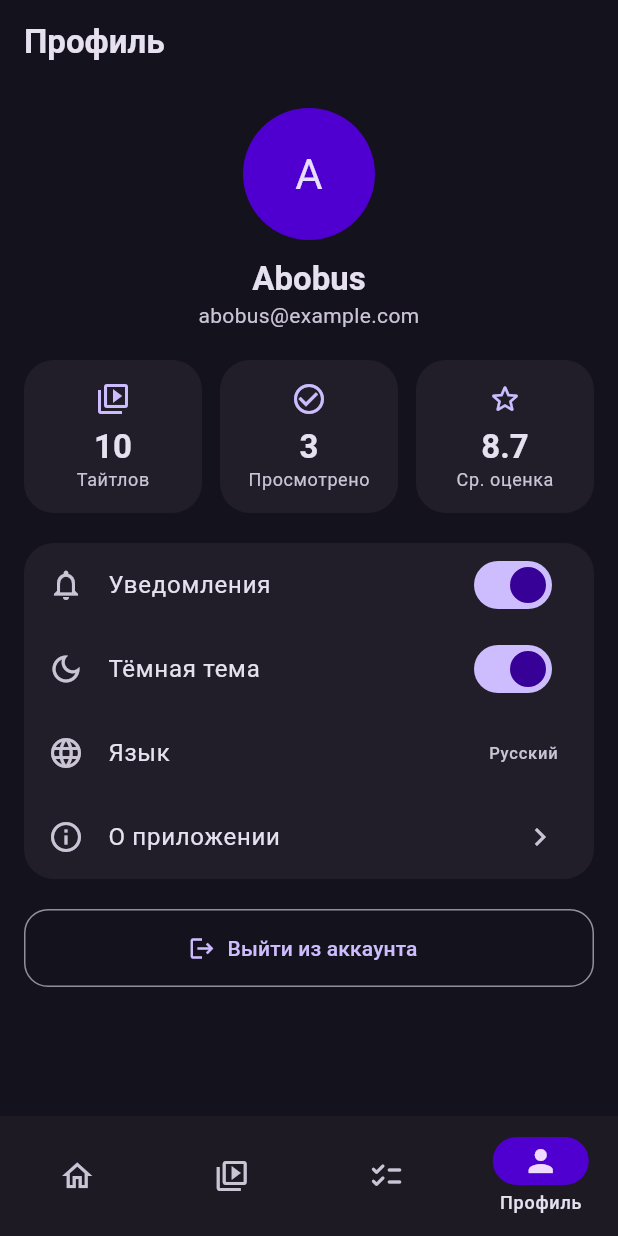
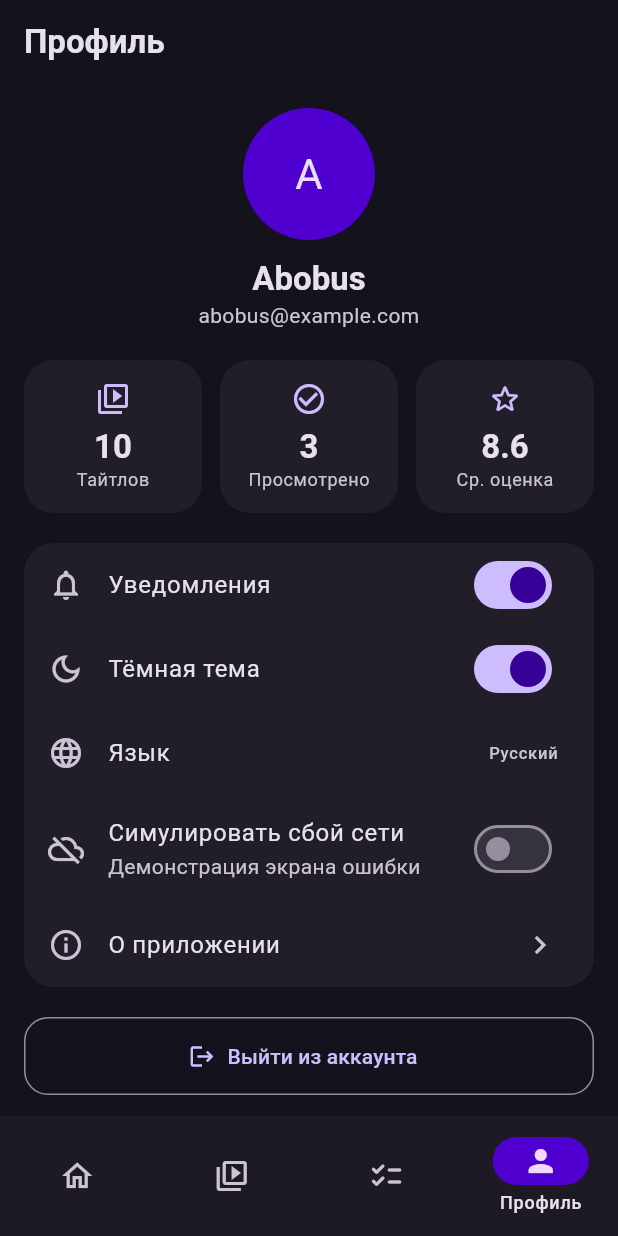
Before and after one commit to nik0nikoni/WatchList, a Flutter app: the ProfileScreen screen opened by its route, on a phone screen of 412 x 824 dp. Run offline on Flutter 3.47's test engine with Material 3 defaults, Android fonts, the phone set to English and light mode, and no system bars; our stand-ins replace go_router.

Commit message:
L4: профиль — статистика из LibraryModel с тремя состояниями, переключатель «Симулировать сбой сети»

```diff
--- a/lib/screens/profile_screen.dart
+++ b/lib/screens/profile_screen.dart
@@ -1,12 +1,80 @@
 import 'package:flutter/material.dart';
 import 'package:go_router/go_router.dart';
+import 'package:provider/provider.dart';
 
-import '../data/mock_data.dart';
+import '../data/mock_watch_entry_repository.dart';
 import '../data/watch_entry.dart';
+import '../models/library_model.dart';
+import '../widgets/error_view.dart';
 import '../widgets/stat_tile.dart';
 
-class ProfileScreen extends StatelessWidget {
+class ProfileScreen extends StatefulWidget {
   const ProfileScreen({super.key});
+
+  @override
+  State<ProfileScreen> createState() => _ProfileScreenState();
+}
+
+class _ProfileScreenState extends State<ProfileScreen> {
+  // эфемерное состояние переключателя → setState, а не Provider
+  bool _simulateError = false;
+
+  @override
+  void initState() {
+    super.initState();
+    // read, а не watch: одно чтение при создании, подписка не нужна
+    _simulateError = context.read<MockWatchEntryRepository>().simulateError;
+  }
+
+  // леса демонстрации: единственное место UI, которое знает о mock-е —
+  // уйдёт на L5 вместе с ним
+  void _setSimulateError(bool value) {
+    context.read<MockWatchEntryRepository>().simulateError = value;
+    setState(() => _simulateError = value);
+  }
+
+  Widget _buildStats(LibraryModel model) {
+    if (model.isLoading) {
+      return const Padding(
+        padding: EdgeInsets.all(24),
+        child: Center(child: CircularProgressIndicator()),
+      );
+    }
+    if (model.error != null) {
+      return ErrorView(
+        message: model.error!,
+        onRetry: () => context.read<LibraryModel>().load(),
+      );
+    }
+    final average = model.averageRating;
+    return Row(
+      children: [
+        Expanded(
+          child: StatTile(
+            icon: Icons.video_library_outlined,
+            value: '${model.entries.length}',
+            label: 'Тайтлов',
+          ),
+        ),
+        const SizedBox(width: 12),
+        Expanded(
+          child: StatTile(
+            icon: Icons.check_circle_outline,
+            value: '${model.countWithStatus(WatchStatus.completed)}',
+            label: 'Просмотрено',
+          ),
+        ),
+        const SizedBox(width: 12),
+        Expanded(
+          child: StatTile(
+            icon: Icons.star_outline_rounded,
+            value: average == null ? '—' : average.toStringAsFixed(1),
+            label: 'Ср. оценка',
+          ),
+        ),
+      ],
+    );
+  }
 
   // блокирующее решение → AlertDialog с результатом
   Future<void> _logout(BuildContext context) async {
@@ -39,9 +107,7 @@ class ProfileScreen extends StatelessWidget {
   Widget build(BuildContext context) {
     final theme = Theme.of(context);
     final scheme = theme.colorScheme;
-    final completed = mockEntries
-        .where((e) => e.status == WatchStatus.completed)
-        .length;
+    final model = context.watch<LibraryModel>();
 
     return Scaffold(
       appBar: AppBar(title: const Text('Профиль')),
@@ -74,33 +140,7 @@ class ProfileScreen extends StatelessWidget {
             textAlign: TextAlign.center,
           ),
           const SizedBox(height: 20),
-          Row(
-            children: [
-              Expanded(
-                child: StatTile(
-                  icon: Icons.video_library_outlined,
-                  value: '${mockEntries.length}',
-                  label: 'Тайтлов',
-                ),
-              ),
-              const SizedBox(width: 12),
-              Expanded(
-                child: StatTile(
-                  icon: Icons.check_circle_outline,
-                  value: '$completed',
-                  label: 'Просмотрено',
-                ),
-              ),
-              const SizedBox(width: 12),
-              const Expanded(
-                child: StatTile(
-                  icon: Icons.star_outline_rounded,
-                  value: '8.7',
-                  label: 'Ср. оценка',
-                ),
-              ),
-            ],
-          ),
+          _buildStats(model),
           const SizedBox(height: 20),
           Card(
             child: Column(
@@ -119,6 +159,13 @@ class ProfileScreen extends StatelessWidget {
                   leading: Icon(Icons.language),
                   title: Text('Язык'),
                   trailing: Text('Русский'),
+                ),
+                SwitchListTile(
+                  secondary: const Icon(Icons.cloud_off_outlined),
+                  title: const Text('Симулировать сбой сети'),
+                  subtitle: const Text('Демонстрация экрана ошибки'),
+                  value: _simulateError,
+                  onChanged: _setSimulateError,
                 ),
                 const ListTile(
                   leading: Icon(Icons.info_outline),
```
